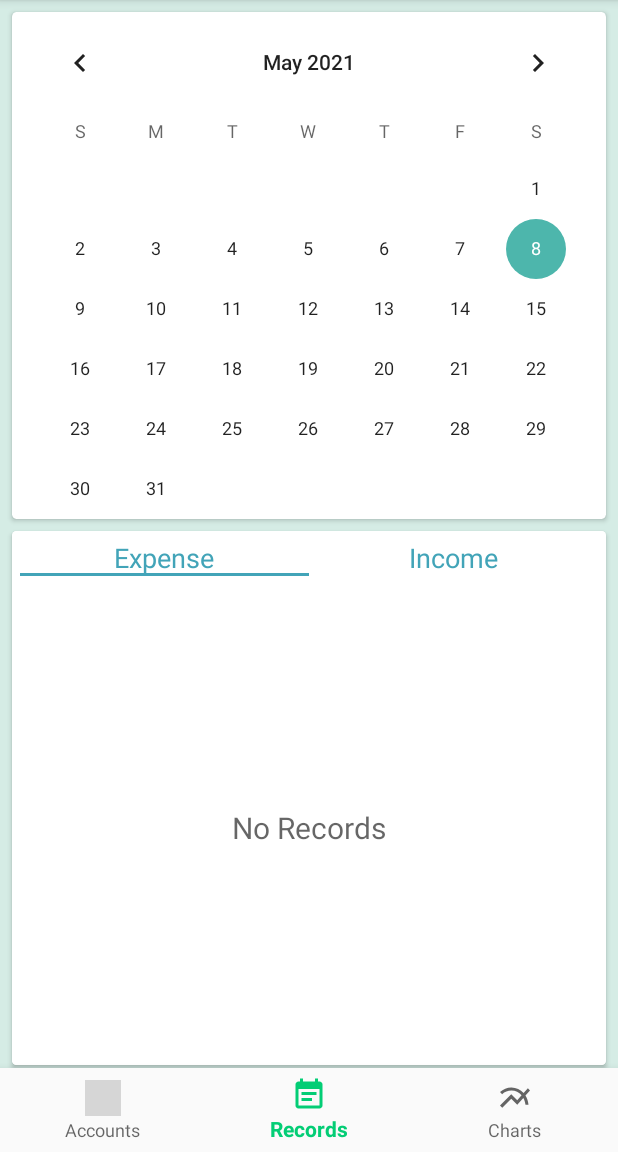
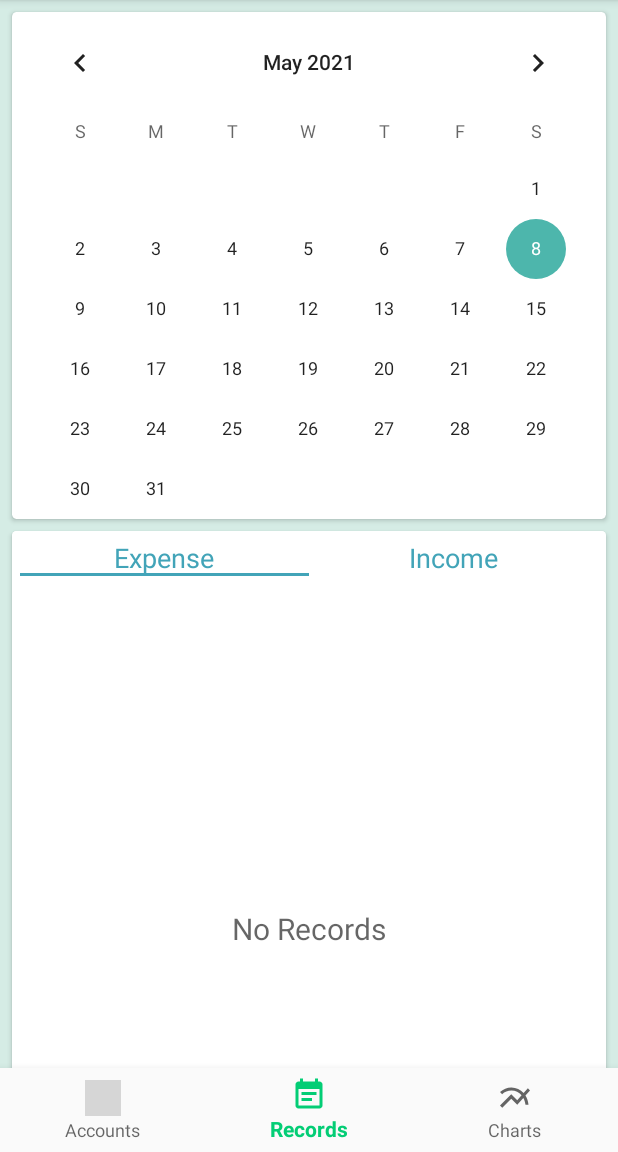
Before and after one commit to DIG-git/Updated-Kharcha, an Android app: the screen it shows after launch (Navigation_drawer), item 2 of the bottom bar chosen, on a phone screen of 412 x 824 dp, the part 84-1236 px from its top. Run offline under Robolectric (Android 15) with nearby library versions, the phone set to English and light mode, and no system bars; libraries missing offline, so code that uses them is left out: com.github.clans.fab, com.github.mikephil.charting; 30 statements that could not run were skipped; grey boxes are pictures that could not be loaded.

Commit message:
Small change

```diff
--- a/app/src/main/res/layout/records_layout.xml
+++ b/app/src/main/res/layout/records_layout.xml
@@ -14,8 +14,7 @@
         <LinearLayout
             android:layout_width="match_parent"
             android:layout_height="match_parent"
-            android:orientation="vertical"
-            android:layout_gravity="center_horizontal">
+            android:orientation="vertical" >
 
             <androidx.cardview.widget.CardView
                 android:layout_width="match_parent"
@@ -81,7 +80,7 @@
                         <ListView
                             android:id="@+id/list"
                             android:layout_width="match_parent"
-                            android:layout_height="match_parent"
+                            android:layout_height="450dp"
                             android:divider="@null"
                             android:dividerHeight="0dp">
 
@@ -91,11 +90,11 @@
                             android:id="@+id/norecord"
                             android:layout_width="wrap_content"
                             android:layout_height="wrap_content"
-                            android:layout_centerInParent="true"
                             android:text="No Records"
                             android:textColor="#9000"
                             android:textSize="20sp"
-                            android:visibility="invisible" />
+                            android:visibility="visible"
+                            android:layout_centerInParent="true" />
 
                     </RelativeLayout>
 
```
